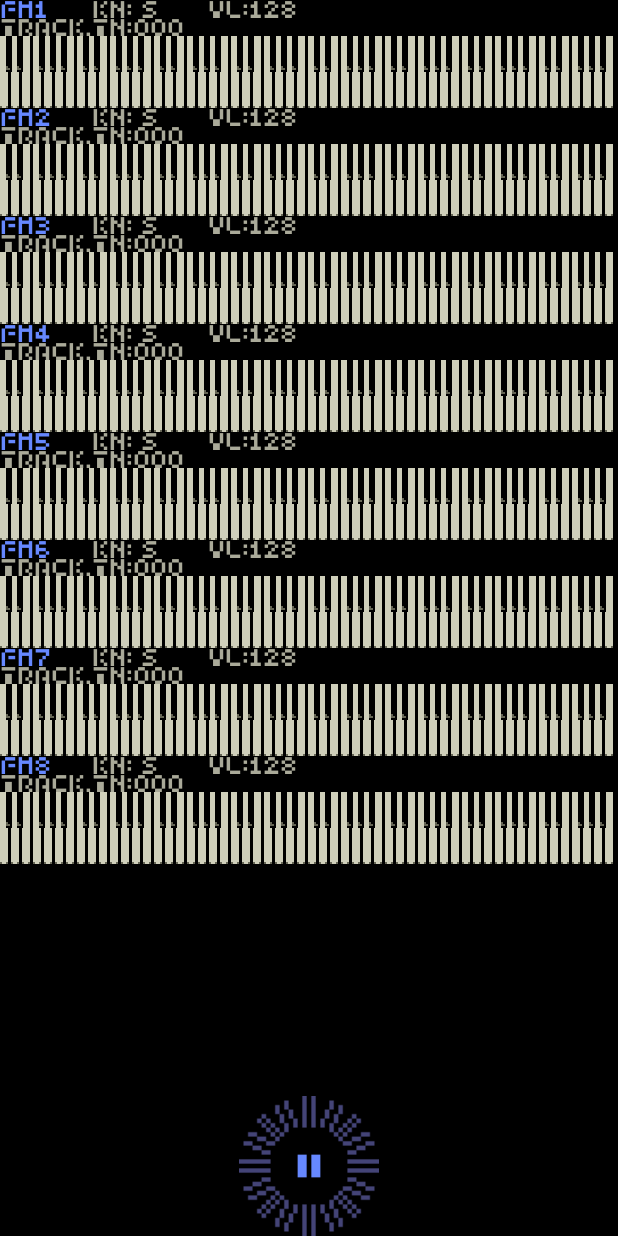
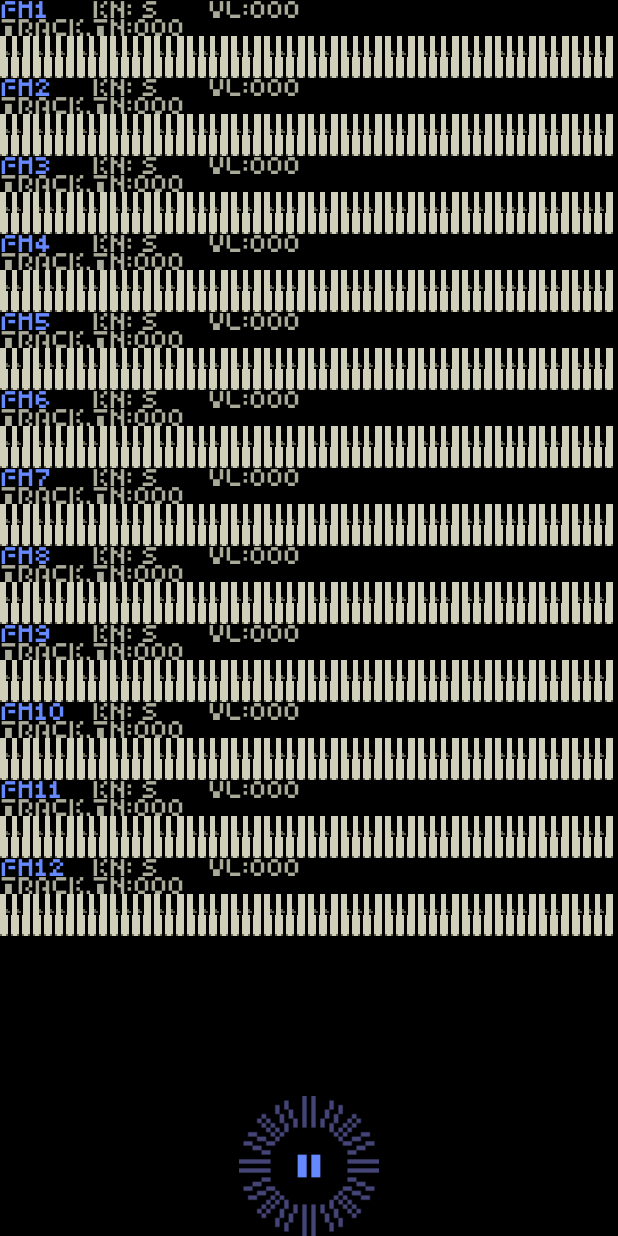
Before and after one commit to Archojdik/MOBL_PMD_ALPHA, an Android app: the ChannelVisualFragment screen opened directly, with no data from a screen before it, on a phone screen of 412 x 824 dp. Run offline under Robolectric (Android 15) with nearby library versions, the phone set to English and light mode, and no system bars; pictures from the network do not load; 1 statement that could not run was skipped.

Commit message:
Ready for presentation. Alpha.

```diff
--- a/app/src/main/java/com/example/mobl_pmd/ChannelVisualFragment.java
+++ b/app/src/main/java/com/example/mobl_pmd/ChannelVisualFragment.java
@@ -21,13 +21,14 @@ public class ChannelVisualFragment extends Fragment {
     private TextView channelName;
     private TextView knField;
     private TextView tnView;
+    private TextView vlView;
     private PianoVisualView pianoVisual;
 
     private int currentKey = -1;
-    private int currentTN = 101;
+    private int currentTN = 999;
+    private int currentVL = 0;
 
     public ChannelVisualFragment() {
-        // Required empty public constructor
         super(R.layout.fragment_channel_visual);
 
         // Получаем номер канала и запоминаем его.
@@ -48,6 +49,7 @@ public class ChannelVisualFragment extends Fragment {
         pianoVisual = view.findViewById(R.id.piano_view);
         knField = view.findViewById(R.id.kn_field);
         tnView = view.findViewById(R.id.tn_field);
+        vlView = view.findViewById(R.id.vl_field);
 
         channelName.setText("FM" + chNum);
         channelName.setTextColor(Color.rgb(0x66, 0x88, 0xFF));
@@ -65,6 +67,7 @@ public class ChannelVisualFragment extends Fragment {
         public static final int ARG1_RELEASE = 2;
         public static final int ARG1_REDRAW = 3;
         public static final int ARG1_SET_TN = 4;
+        public static final int ARG1_SET_VL = 5;
 
         @Override
         public void handleMessage(@NonNull Message msg) {
@@ -99,14 +102,23 @@ public class ChannelVisualFragment extends Fragment {
                         knField.setText("o" + oct + keyNames[knm]);
                     }
 
-                    StringBuilder tnStr = new StringBuilder();
-                    tnStr.append(currentTN);
-                    while (tnStr.length() < 3)
-                        tnStr.insert(0, '0');
-                    tnView.setText(tnStr.toString());
+                    StringBuilder numStr = new StringBuilder();
+                    numStr.append(currentTN);
+                    while (numStr.length() < 3)
+                        numStr.insert(0, '0');
+                    tnView.setText(numStr.toString());
+
+                    numStr = new StringBuilder();
+                    numStr.append(currentVL);
+                    while (numStr.length() < 3)
+                        numStr.insert(0, '0');
+                    vlView.setText(numStr.toString());
                     break;
                 case ARG1_SET_TN:
                     currentTN = msg.arg2;
+                    break;
+                case ARG1_SET_VL:
+                    currentVL = msg.arg2;
                     break;
             }
             super.handleMessage(msg);
--- a/app/src/main/java/com/example/mobl_pmd/MidiPlayerFast.java
+++ b/app/src/main/java/com/example/mobl_pmd/MidiPlayerFast.java
@@ -267,8 +267,13 @@ public class MidiPlayerFast {
                 case ShortMessage.NOTE_ON:
                     handlerMsg.arg1 = ChannelVisualFragment.ChannelVisualHandler.ARG1_ATTACK;
                     handlerMsg.arg2 = message[1];
-                    if (channelVisualHandlers[channel] != null)
+                    Message setVolMsg = new Message();
+                    setVolMsg.arg1 = ChannelVisualFragment.ChannelVisualHandler.ARG1_SET_VL;
+                    setVolMsg.arg2 = message[2];
+                    if (channelVisualHandlers[channel] != null) {
                         channelVisualHandlers[channel].sendMessage(handlerMsg);
+                        channelVisualHandlers[channel].sendMessage(setVolMsg);
+                    }
                     break;
                 case ShortMessage.PROGRAM_CHANGE:
                     handlerMsg.arg1 = ChannelVisualFragment.ChannelVisualHandler.ARG1_SET_TN;
--- a/app/src/main/java/com/example/mobl_pmd/PlayerActivity.java
+++ b/app/src/main/java/com/example/mobl_pmd/PlayerActivity.java
@@ -61,6 +61,22 @@ public class PlayerActivity extends AppCompatActivity {
             getSupportFragmentManager().beginTransaction()
                     .add(R.id.fm8_fragment_frame, ChannelVisualFragment.class, null)
                     .commit();
+            channelFragmentChNum = 9;
+            getSupportFragmentManager().beginTransaction()
+                    .add(R.id.fm9_fragment_frame, ChannelVisualFragment.class, null)
+                    .commit();
+            channelFragmentChNum = 10;
+            getSupportFragmentManager().beginTransaction()
+                    .add(R.id.fm10_fragment_frame, ChannelVisualFragment.class, null)
+                    .commit();
+            channelFragmentChNum = 11;
+            getSupportFragmentManager().beginTransaction()
+                    .add(R.id.fm11_fragment_frame, ChannelVisualFragment.class, null)
+                    .commit();
+            channelFragmentChNum = 12;
+            getSupportFragmentManager().beginTransaction()
+                    .add(R.id.fm12_fragment_frame, ChannelVisualFragment.class, null)
+                    .commit();
         }
 
         Resources rs = getResources();
--- a/app/src/main/res/layout/activity_player.xml
+++ b/app/src/main/res/layout/activity_player.xml
@@ -16,35 +16,51 @@
         <FrameLayout
             android:id="@+id/fm1_fragment_frame"
             android:layout_width="match_parent"
-            android:layout_height="72dp"/>
+            android:layout_height="wrap_content"/>
         <FrameLayout
             android:id="@+id/fm2_fragment_frame"
             android:layout_width="match_parent"
-            android:layout_height="72dp"/>
+            android:layout_height="wrap_content"/>
         <FrameLayout
             android:id="@+id/fm3_fragment_frame"
             android:layout_width="match_parent"
-            android:layout_height="72dp"/>
+            android:layout_height="wrap_content"/>
         <FrameLayout
             android:id="@+id/fm4_fragment_frame"
             android:layout_width="match_parent"
-            android:layout_height="72dp"/>
+            android:layout_height="wrap_content"/>
         <FrameLayout
             android:id="@+id/fm5_fragment_frame"
             android:layout_width="match_parent"
-            android:layout_height="72dp"/>
+            android:layout_height="wrap_content"/>
         <FrameLayout
             android:id="@+id/fm6_fragment_frame"
             android:layout_width="match_parent"
-            android:layout_height="72dp"/>
+            android:layout_height="wrap_content"/>
         <FrameLayout
             android:id="@+id/fm7_fragment_frame"
             android:layout_width="match_parent"
-            android:layout_height="72dp"/>
+            android:layout_height="wrap_content"/>
         <FrameLayout
             android:id="@+id/fm8_fragment_frame"
             android:layout_width="match_parent"
-            android:layout_height="72dp"/>
+            android:layout_height="wrap_content"/>
+        <FrameLayout
+            android:id="@+id/fm9_fragment_frame"
+            android:layout_width="match_parent"
+            android:layout_height="wrap_content" />
+        <FrameLayout
+            android:id="@+id/fm10_fragment_frame"
+            android:layout_width="match_parent"
+            android:layout_height="wrap_content" />
+        <FrameLayout
+            android:id="@+id/fm11_fragment_frame"
+            android:layout_width="match_parent"
+            android:layout_height="wrap_content" />
+        <FrameLayout
+            android:id="@+id/fm12_fragment_frame"
+            android:layout_width="match_parent"
+            android:layout_height="wrap_content" />
     </LinearLayout>
 
     <androidx.constraintlayout.widget.ConstraintLayout
--- a/app/src/main/res/layout/fragment_channel_visual.xml
+++ b/app/src/main/res/layout/fragment_channel_visual.xml
@@ -72,10 +72,11 @@
                     android:textSize="18sp"
                     android:textColor="#AAAA99"/>
                 <TextView
+                    android:id="@+id/vl_field"
                     android:layout_width="50dp"
                     android:layout_height="wrap_content"
                     android:fontFamily="@font/fmdsp"
-                    android:text="128"
+                    android:text="000"
                     android:textSize="18sp"
                     android:textColor="#AAAA99"/>
 
@@ -155,7 +156,7 @@
     <com.example.mobl_pmd.PianoVisualView
         android:id="@+id/piano_view"
         android:layout_width="match_parent"
-        android:layout_height="wrap_content"
+        android:layout_height="28dp"
         app:layout_constraintTop_toBottomOf="@id/channel_data_layout"
         app:layout_constraintBottom_toBottomOf="parent"
         app:layout_constraintVertical_weight="1"/>
```
